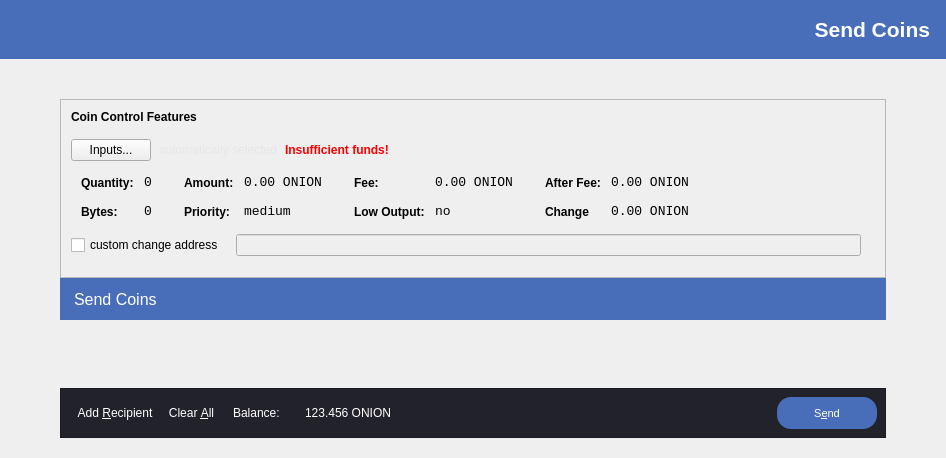
This is src/qt/forms/sendcoinsdialog.ui in deeponion/deeponion-legacy as Qt 5 draws it before an edit. The edited form follows.
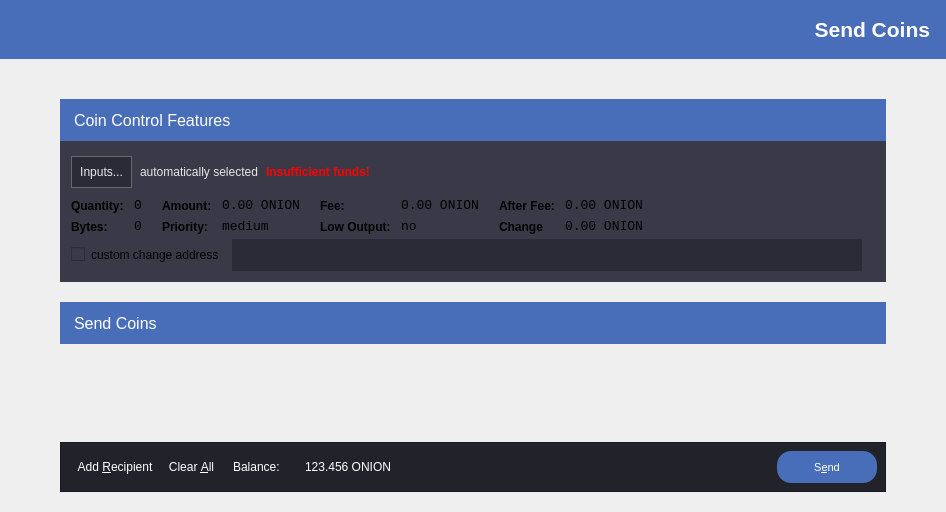
This is the edited form. Icons and pictures are not drawn.

What changed in the file:
```diff
--- a/src/qt/forms/sendcoinsdialog.ui
+++ b/src/qt/forms/sendcoinsdialog.ui
@@ -7,9 +7,15 @@
     <x>0</x>
     <y>0</y>
     <width>946</width>
-    <height>458</height>
+    <height>512</height>
    </rect>
   </property>
+  <property name="sizePolicy">
+   <sizepolicy hsizetype="Preferred" vsizetype="Expanding">
+    <horstretch>0</horstretch>
+    <verstretch>0</verstretch>
+   </sizepolicy>
+  </property>
   <property name="windowTitle">
    <string>Send Coins</string>
   </property>
@@ -138,6 +144,9 @@
            <height>16777215</height>
           </size>
          </property>
+         <property name="styleSheet">
+          <string notr="true">background-color: #393947; border: none;</string>
+         </property>
          <property name="frameShape">
           <enum>QFrame::StyledPanel</enum>
          </property>
@@ -158,18 +167,21 @@
            <number>0</number>
           </property>
           <property name="bottomMargin">
-           <number>20</number>
+           <number>0</number>
           </property>
           <item>
-           <layout class="QVBoxLayout" name="verticalLayoutCoinControl" stretch="0,0,0,0,1">
+           <layout class="QVBoxLayout" name="verticalLayoutCoinControl" stretch="0,0,0,0">
             <property name="spacing">
              <number>0</number>
             </property>
             <property name="leftMargin">
-             <number>10</number>
+             <number>0</number>
             </property>
             <property name="topMargin">
-             <number>10</number>
+             <number>0</number>
+            </property>
+            <property name="bottomMargin">
+             <number>11</number>
             </property>
             <item>
              <layout class="QHBoxLayout" name="horizontalLayoutCoinControl1">
@@ -184,14 +196,21 @@
                   <verstretch>0</verstretch>
                  </sizepolicy>
                 </property>
+                <property name="minimumSize">
+                 <size>
+                  <width>0</width>
+                  <height>42</height>
+                 </size>
+                </property>
                 <property name="font">
                  <font>
-                  <weight>75</weight>
-                  <bold>true</bold>
+                  <pointsize>12</pointsize>
+                  <weight>50</weight>
+                  <bold>false</bold>
                  </font>
                 </property>
                 <property name="styleSheet">
-                 <string notr="true">font-weight:bold;</string>
+                 <string notr="true">color: #FFFFFF; background-color: #486EBA; padding-left: 10px;</string>
                 </property>
                 <property name="text">
                  <string>Coin Control Features</string>
@@ -205,13 +224,18 @@
               <property name="spacing">
                <number>8</number>
               </property>
+              <property name="leftMargin">
+               <number>11</number>
+              </property>
               <property name="bottomMargin">
                <number>10</number>
               </property>
               <item>
                <widget class="QPushButton" name="pushButtonCoinControl">
                 <property name="styleSheet">
-                 <string notr="true"/>
+                 <string notr="true">QPushButton {font-family:'Helvetica Neue'; border: 1px solid #65676b; background-color: #2b2b37; color: #e9e8e8; padding: 8px}
+        QPushButton:pressed {font-family:'Helvetica Neue'; border: 1px solid #65676b; background-color: #22222b; color: #e9e8e8}
+        QPushButton:hover {font-family:'Helvetica Neue'; border: 1px solid #65676b; background-color: #22222b; color: #e9e8e8}</string>
                 </property>
                 <property name="text">
                  <string>Inputs...</string>
@@ -289,7 +313,7 @@
               </property>
               <layout class="QHBoxLayout" name="horizontalLayoutCoinControl5">
                <property name="leftMargin">
-                <number>0</number>
+                <number>11</number>
                </property>
                <property name="topMargin">
                 <number>0</number>
@@ -309,7 +333,7 @@
                   <number>0</number>
                  </property>
                  <property name="bottomMargin">
-                  <number>10</number>
+                  <number>0</number>
                  </property>
                  <item>
                   <layout class="QFormLayout" name="formLayoutCoinControl1">
@@ -317,16 +341,16 @@
                     <number>10</number>
                    </property>
                    <property name="verticalSpacing">
-                    <number>14</number>
+                    <number>6</number>
                    </property>
                    <property name="leftMargin">
-                    <number>10</number>
+                    <number>0</number>
                    </property>
                    <property name="topMargin">
-                    <number>4</number>
+                    <number>0</number>
                    </property>
                    <property name="rightMargin">
-                    <number>6</number>
+                    <number>0</number>
                    </property>
                    <item row="0" column="0">
                     <widget class="QLabel" name="labelCoinControlQuantityText">
@@ -406,16 +430,16 @@
                     <number>10</number>
                    </property>
                    <property name="verticalSpacing">
-                    <number>14</number>
+                    <number>6</number>
                    </property>
                    <property name="leftMargin">
-                    <number>6</number>
+                    <number>0</number>
                    </property>
                    <property name="topMargin">
-                    <number>4</number>
+                    <number>0</number>
                    </property>
                    <property name="rightMargin">
-                    <number>6</number>
+                    <number>0</number>
                    </property>
                    <item row="0" column="0">
                     <widget class="QLabel" name="labelCoinControlAmountText">
@@ -492,16 +516,16 @@
                     <number>10</number>
                    </property>
                    <property name="verticalSpacing">
-                    <number>14</number>
+                    <number>6</number>
                    </property>
                    <property name="leftMargin">
-                    <number>6</number>
+                    <number>0</number>
                    </property>
                    <property name="topMargin">
-                    <number>4</number>
+                    <number>0</number>
                    </property>
                    <property name="rightMargin">
-                    <number>6</number>
+                    <number>0</number>
                    </property>
                    <item row="0" column="0">
                     <widget class="QLabel" name="labelCoinControlFeeText">
@@ -578,16 +602,16 @@
                     <number>10</number>
                    </property>
                    <property name="verticalSpacing">
-                    <number>14</number>
+                    <number>6</number>
                    </property>
                    <property name="leftMargin">
-                    <number>6</number>
+                    <number>0</number>
                    </property>
                    <property name="topMargin">
-                    <number>4</number>
+                    <number>0</number>
                    </property>
                    <property name="rightMargin">
-                    <number>6</number>
+                    <number>0</number>
                    </property>
                    <item row="0" column="0">
                     <widget class="QLabel" name="labelCoinControlAfterFeeText">
@@ -671,6 +695,9 @@
               <property name="sizeConstraint">
                <enum>QLayout::SetDefaultConstraint</enum>
               </property>
+              <property name="leftMargin">
+               <number>11</number>
+              </property>
               <property name="topMargin">
                <number>5</number>
               </property>
@@ -695,6 +722,15 @@
                   <verstretch>0</verstretch>
                  </sizepolicy>
                 </property>
+                <property name="minimumSize">
+                 <size>
+                  <width>0</width>
+                  <height>32</height>
+                 </size>
+                </property>
+                <property name="styleSheet">
+                 <string notr="true">background-color: #2b2b37; color: #FFFFFF;padding-left: 5px;</string>
+                </property>
                </widget>
               </item>
               <item>
@@ -721,24 +757,27 @@
               </item>
              </layout>
             </item>
-            <item>
-             <spacer name="verticalSpacerCoinControl">
-              <property name="orientation">
-               <enum>Qt::Vertical</enum>
-              </property>
-              <property name="sizeHint" stdset="0">
-               <size>
-                <width>800</width>
-                <height>1</height>
-               </size>
-              </property>
-             </spacer>
-            </item>
            </layout>
           </item>
          </layout>
         </widget>
        </item>
+       <item>
+        <spacer name="verticalSpacer_4">
+         <property name="orientation">
+          <enum>Qt::Vertical</enum>
+         </property>
+         <property name="sizeType">
+          <enum>QSizePolicy::Fixed</enum>
+         </property>
+         <property name="sizeHint" stdset="0">
+          <size>
+           <width>20</width>
+           <height>20</height>
+          </size>
+         </property>
+        </spacer>
+       </item>
        <item>
         <widget class="QLabel" name="label_2">
          <property name="minimumSize">
@@ -780,7 +819,7 @@
             <x>0</x>
             <y>0</y>
             <width>822</width>
-            <height>69</height>
+            <height>85</height>
            </rect>
           </property>
           <property name="styleSheet">
```
